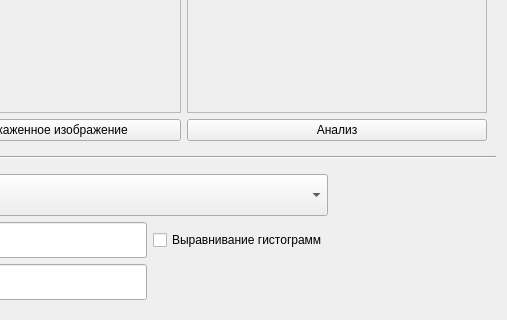
The window that QT_Forms/metricsDialog.ui (Superdudl/DOE) describes before a commit, drawn with Qt 5; both pictures show x 445 to 952 and y 292 to 612 of the 952 by 612 pixel window.
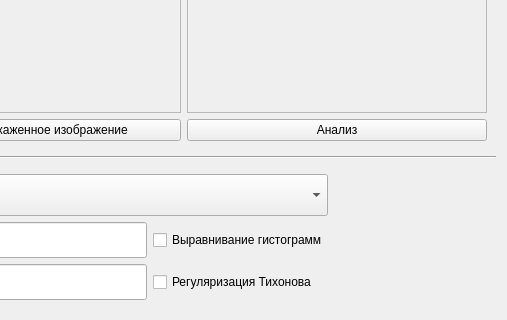
The same window after the commit.

Commit message: добавлен метод регуляризации Тихонова (Владимир)

The edit to the form file:
```diff
--- a/QT_Forms/metricsDialog.ui
+++ b/QT_Forms/metricsDialog.ui
@@ -328,6 +328,13 @@
         </property>
        </widget>
       </item>
+      <item row="2" column="4">
+       <widget class="QCheckBox" name="deconv_checkbox">
+        <property name="text">
+         <string>Регуляризация Тихонова</string>
+        </property>
+       </widget>
+      </item>
      </layout>
     </widget>
    </item>
```
Left out of the diff: 138 changed lines with no effect on the pictures. The commit also changes 4 other files.
